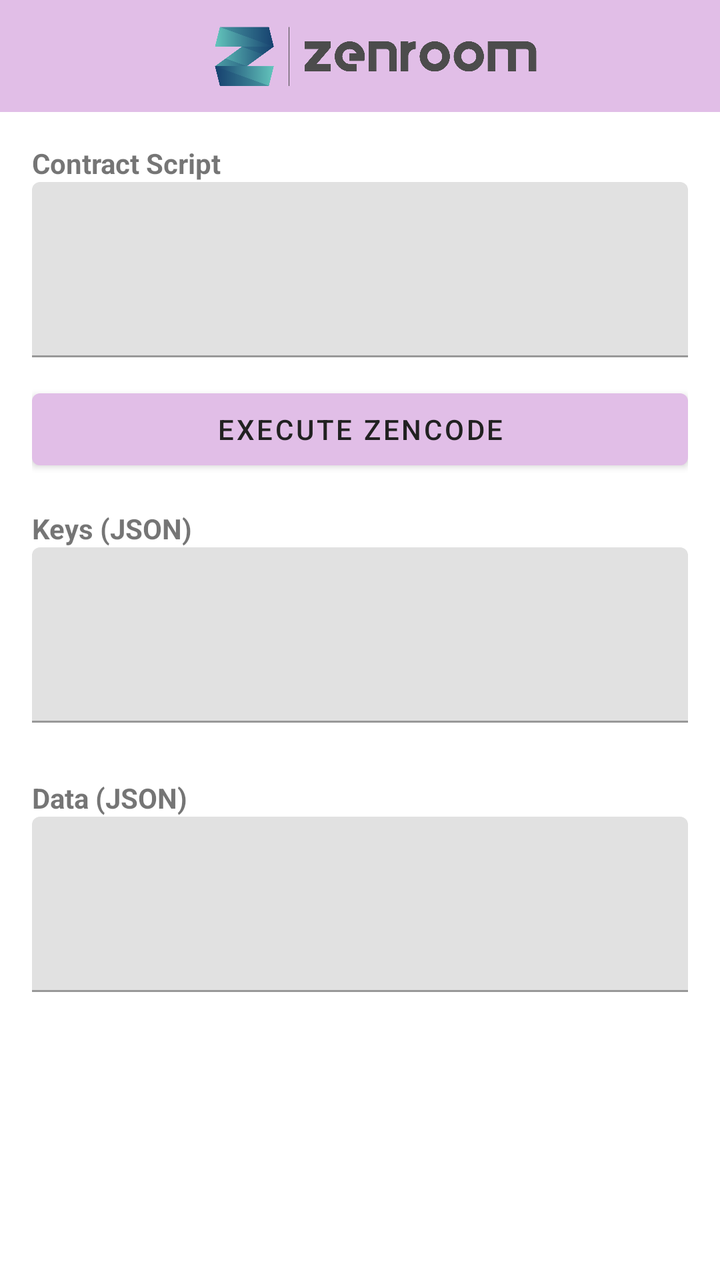
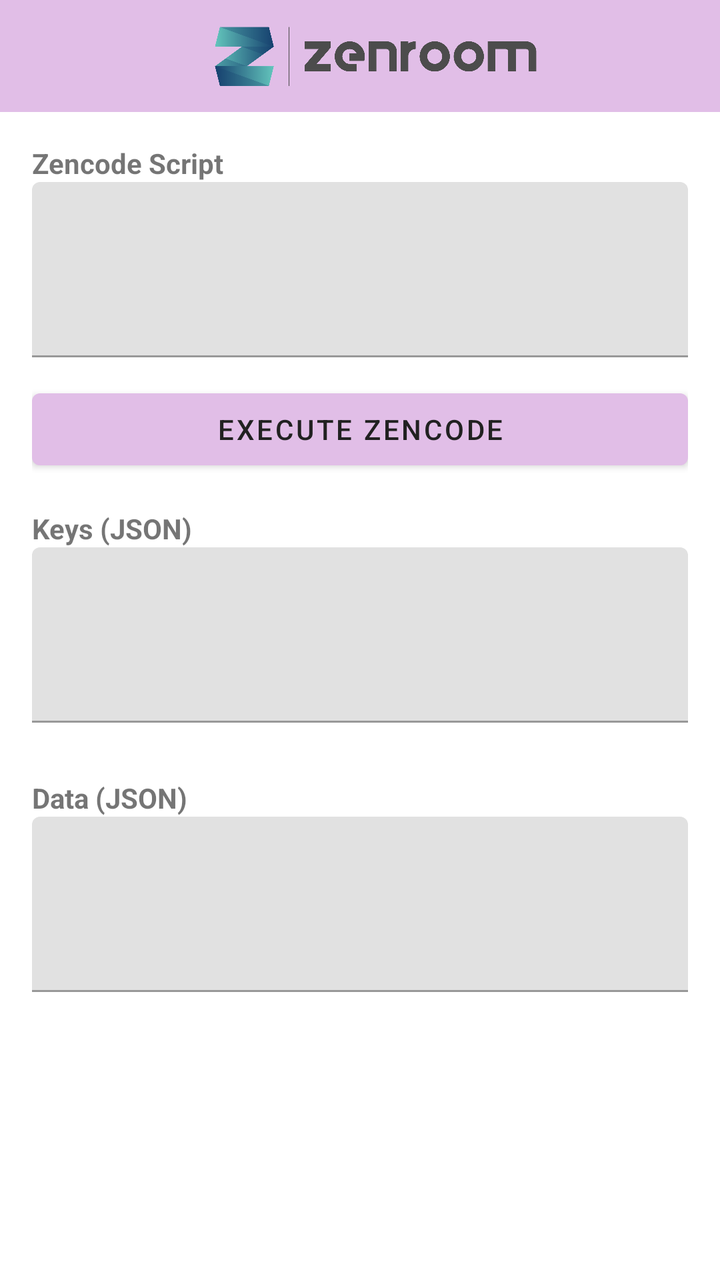

Before-and-after screenshots of an Android layout around one commit, followed by the original layout XML and the change that was made.
<!-- AndroidManifest.xml: application theme Theme.Zencode -->
<!-- res/layout/activity_contract_detail.xml -->
<?xml version="1.0" encoding="utf-8"?>
<LinearLayout
    xmlns:android="http://schemas.android.com/apk/res/android"
    xmlns:app="http://schemas.android.com/apk/res-auto"
    android:orientation="vertical"
    android:layout_width="match_parent"
    android:layout_height="match_parent"
    android:weightSum="1"
    android:background="?android:colorBackground">

    <com.google.android.material.appbar.MaterialToolbar
        android:id="@+id/toolbar_detail"
        android:layout_width="match_parent"
        android:layout_height="?attr/actionBarSize"
        app:titleTextColor="@android:color/white"
        app:logo="@drawable/zenroom_logotype"
        app:title="Zencode Detail"
        app:popupTheme="@style/ThemeOverlay.Material3.Light"
        android:background="?attr/colorPrimary" />

    <ScrollView
        android:id="@+id/inputScroll"
        android:layout_width="match_parent"
        android:layout_height="0dp"
        android:layout_weight="1"
        android:fillViewport="true">

        <LinearLayout
            android:id="@+id/inputContainer"
            android:orientation="vertical"
            android:layout_width="match_parent"
            android:layout_height="wrap_content"
            android:padding="16dp">

            <com.google.android.material.textview.MaterialTextView
                android:layout_width="wrap_content"
                android:layout_height="wrap_content"
                android:text="Contract Script"
                android:textStyle="bold" />

            <com.google.android.material.textfield.TextInputLayout
                android:layout_width="match_parent"
                android:layout_height="wrap_content"
                android:layout_marginBottom="12dp">

                <com.google.android.material.textfield.TextInputEditText
                    android:id="@+id/editTextContract"
                    android:layout_width="match_parent"
                    android:layout_height="wrap_content"
                    android:gravity="top"
                    android:inputType="textMultiLine"
                    android:minLines="4"
                    android:textSize="11sp" />
            </com.google.android.material.textfield.TextInputLayout>

            <com.google.android.material.button.MaterialButton
                android:id="@+id/buttonExecute"
                android:layout_width="match_parent"
                android:layout_height="wrap_content"
                android:text="Execute Zencode" />

            <com.google.android.material.textview.MaterialTextView
                android:layout_width="wrap_content"
                android:layout_height="wrap_content"
                android:text="Keys (JSON)"
                android:textStyle="bold"
                android:layout_marginTop="16dp" />

            <com.google.android.material.textfield.TextInputLayout
                android:layout_width="match_parent"
                android:layout_height="wrap_content"
                android:layout_marginBottom="12dp">

                <com.google.android.material.textfield.TextInputEditText
                    android:id="@+id/editTextKeys"
                    android:layout_width="match_parent"
                    android:layout_height="wrap_content"
                    android:gravity="top"
                    android:inputType="textMultiLine"
                    android:minLines="4"
                    android:textSize="11sp" />
            </com.google.android.material.textfield.TextInputLayout>

            <com.google.android.material.textview.MaterialTextView
                android:layout_width="wrap_content"
                android:layout_height="wrap_content"
                android:text="Data (JSON)"
                android:textStyle="bold"
                android:layout_marginTop="16dp" />

            <com.google.android.material.textfield.TextInputLayout
                android:layout_width="match_parent"
                android:layout_height="wrap_content"
                android:layout_marginBottom="12dp">

                <com.google.android.material.textfield.TextInputEditText
                    android:id="@+id/editTextData"
                    android:layout_width="match_parent"
                    android:layout_height="wrap_content"
                    android:gravity="top"
                    android:inputType="textMultiLine"
                    android:minLines="4"
                    android:textSize="11sp" />
            </com.google.android.material.textfield.TextInputLayout>
        </LinearLayout>
    </ScrollView>

    <ProgressBar
        android:id="@+id/progressBar"
        android:layout_width="wrap_content"
        android:layout_height="wrap_content"
        android:layout_gravity="center"
        android:visibility="gone"
        android:layout_marginTop="8dp" />

    <LinearLayout
        android:id="@+id/saveLayout"
        android:layout_width="match_parent"
        android:layout_height="wrap_content"
        android:orientation="horizontal"
        android:gravity="end"
        android:layout_marginHorizontal="8dp"
        android:layout_marginTop="8dp"
        android:layout_marginBottom="8dp"
        android:visibility="gone">

        <com.google.android.material.button.MaterialButton
            android:id="@+id/buttonSave"
            android:layout_width="0dp"
            android:layout_height="wrap_content"
            android:layout_weight="1"
            android:text="Save Result" />

        <View
            android:layout_width="8dp"
            android:layout_height="0dp" />

        <com.google.android.material.button.MaterialButton
            android:id="@+id/verifyButton"
            android:layout_width="0dp"
            android:layout_height="wrap_content"
            android:visibility="gone"
            android:layout_weight="1"
            android:text="Verify Online" />
    </LinearLayout>

    <WebView
        android:layout_margin="10dp"
        android:id="@+id/webViewResult"
        android:layout_width="match_parent"
        android:layout_height="0dp"
        android:layout_weight="0"
        android:overScrollMode="ifContentScrolls" />

    <com.google.android.material.button.MaterialButton
        android:id="@+id/verify"
        android:layout_width="match_parent"
        android:layout_height="wrap_content"
        android:text="Verify proof"
        android:visibility="gone"
        android:layout_margin="12dp" />
</LinearLayout>
<!-- resources referenced by this layout -->
<resources>
  <!-- drawable zenroom_logotype: png bitmap (drawable, 154726 bytes) -->
  <style name="Theme.Zencode" parent="Theme.MaterialComponents.DayNight.NoActionBar">
          <item name="colorPrimary">@color/colorPrimary</item>
          <item name="colorPrimaryVariant">@color/colorPrimaryVariant</item>
          <item name="colorOnPrimary">@color/colorOnPrimary</item>
  
          <item name="colorSecondary">@color/colorSecondary</item>
          <item name="colorSecondaryVariant">@color/colorSecondaryVariant</item>
          <item name="colorOnSecondary">@color/colorOnSecondary</item>
  
          <item name="android:colorBackground">@color/colorBackground</item>
          <item name="colorSurface">@color/colorSurface</item>
          <item name="colorOnBackground">@color/colorOnBackground</item>
          <item name="colorOnSurface">@color/colorOnSurface</item>
      </style>
  <color name="colorPrimary">#E1BEE7</color>
  <color name="colorPrimaryVariant">#E0E0E0</color>
  <color name="colorOnPrimary">#212121</color>
  <color name="colorSecondary">#B2EBF2</color>
  <color name="colorSecondaryVariant">#80DEEA</color>
  <color name="colorOnSecondary">#004D40</color>
  <color name="colorBackground">#FFFFFF</color>
  <color name="colorSurface">#FAFAFA</color>
  <color name="colorOnBackground">#212121</color>
  <color name="colorOnSurface">#333333</color>
</resources>

<!-- the commit's change to res/layout/activity_contract_detail.xml (unified diff, before → after) -->
@@ -35,7 +35,7 @@
             <com.google.android.material.textview.MaterialTextView
                 android:layout_width="wrap_content"
                 android:layout_height="wrap_content"
-                android:text="Contract Script"
+                android:text="Zencode Script"
                 android:textStyle="bold" />
 
             <com.google.android.material.textfield.TextInputLayout
